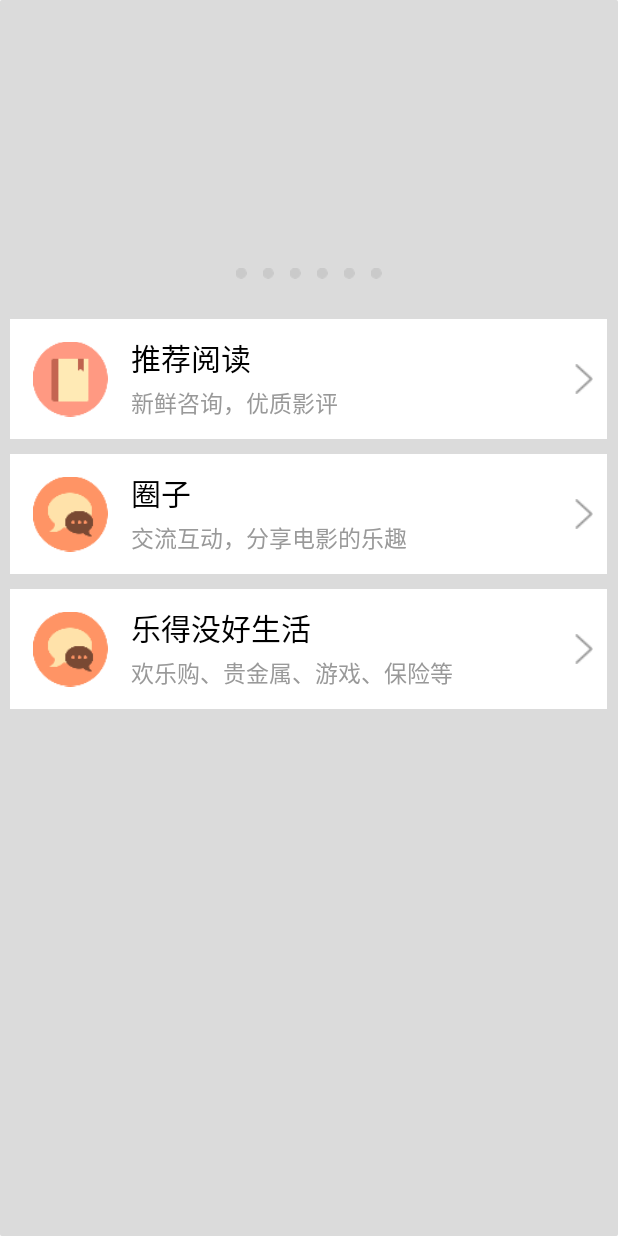
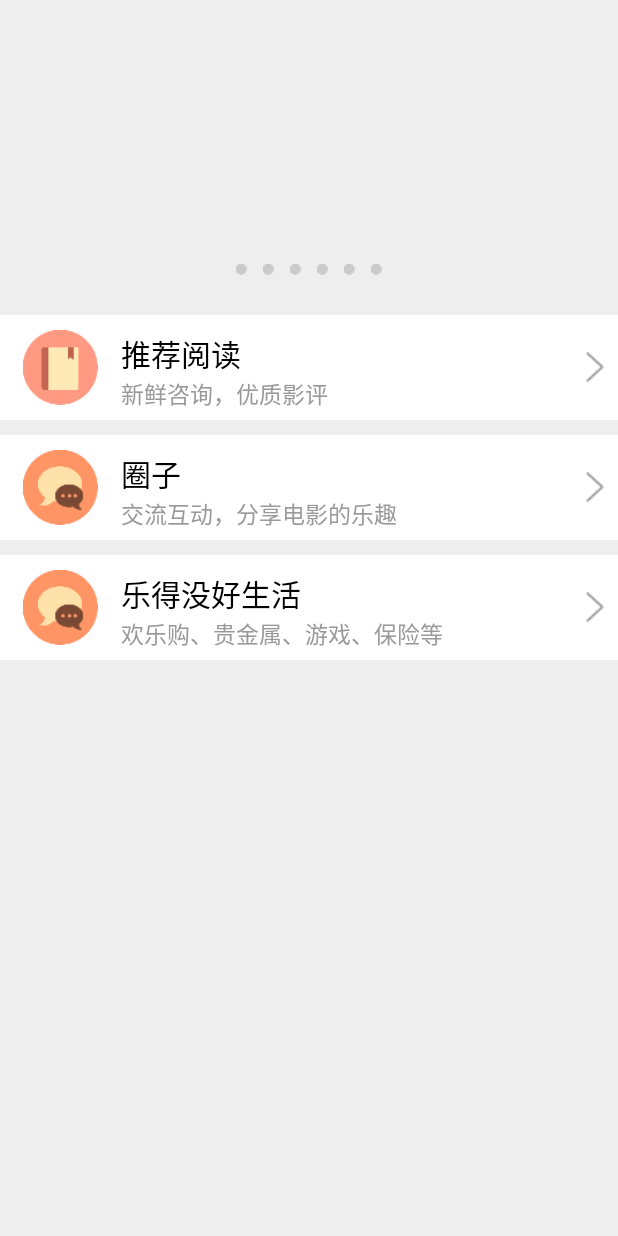
Before and after one commit to APL1624/APLTickets, an Android app: the layout fragment_home_found.xml on its own in the app's theme, with its tools: preview values and no code run, on a phone screen of 412 x 824 dp. Run offline under Robolectric (Android 15) with nearby library versions, the phone set to English and light mode, and no system bars.

Commit message:
美化界面

```diff
--- a/app/src/main/res/layout/fragment_home_found.xml
+++ b/app/src/main/res/layout/fragment_home_found.xml
@@ -2,204 +2,204 @@
 <RelativeLayout xmlns:android="http://schemas.android.com/apk/res/android"
     android:layout_width="match_parent"
     android:layout_height="match_parent"
-    android:background="@mipmap/bg_rounded_rectangle"
-    >
+    android:background="@color/color_gray_e">
 
     <android.support.v4.view.ViewPager
         android:id="@+id/home_found_viewPager"
         android:layout_width="match_parent"
-        android:layout_height="200dp"/>
+        android:layout_height="200dp" />
 
     <RadioGroup
         android:id="@+id/home_found_radioGroup"
         android:layout_width="100dp"
         android:layout_height="20dp"
-        android:orientation="horizontal"
+        android:layout_centerHorizontal="true"
+        android:layout_marginTop="170dp"
         android:gravity="center"
-        android:layout_marginTop="170dp"
-        android:layout_centerHorizontal="true">
+        android:orientation="horizontal">
 
         <RadioButton
             android:layout_width="7dp"
             android:layout_height="7dp"
-            android:button="@null"
-            android:background="@drawable/found_viewpager_selector"
             android:layout_marginLeft="5dp"
             android:layout_marginRight="5dp"
-            />
+            android:background="@drawable/found_viewpager_selector"
+            android:button="@null" />
+
         <RadioButton
             android:layout_width="7dp"
             android:layout_height="7dp"
-            android:button="@null"
-            android:background="@drawable/found_viewpager_selector"
             android:layout_marginLeft="5dp"
             android:layout_marginRight="5dp"
-            />
+            android:background="@drawable/found_viewpager_selector"
+            android:button="@null" />
+
         <RadioButton
             android:layout_width="7dp"
             android:layout_height="7dp"
-            android:button="@null"
-            android:background="@drawable/found_viewpager_selector"
             android:layout_marginLeft="5dp"
             android:layout_marginRight="5dp"
-            />
+            android:background="@drawable/found_viewpager_selector"
+            android:button="@null" />
+
         <RadioButton
             android:layout_width="7dp"
             android:layout_height="7dp"
-            android:button="@null"
-            android:background="@drawable/found_viewpager_selector"
             android:layout_marginLeft="5dp"
             android:layout_marginRight="5dp"
-            />
+            android:background="@drawable/found_viewpager_selector"
+            android:button="@null" />
+
         <RadioButton
             android:layout_width="7dp"
             android:layout_height="7dp"
-            android:button="@null"
-            android:background="@drawable/found_viewpager_selector"
             android:layout_marginLeft="5dp"
             android:layout_marginRight="5dp"
-            />
+            android:background="@drawable/found_viewpager_selector"
+            android:button="@null" />
+
         <RadioButton
             android:layout_width="7dp"
             android:layout_height="7dp"
-            android:button="@null"
-            android:background="@drawable/found_viewpager_selector"
             android:layout_marginLeft="5dp"
             android:layout_marginRight="5dp"
-            />
+            android:background="@drawable/found_viewpager_selector"
+            android:button="@null" />
 
     </RadioGroup>
 
     <RelativeLayout
         android:id="@+id/home_found_read"
         android:layout_width="match_parent"
-        android:layout_height="80dp"
+        android:layout_height="70dp"
+        android:layout_below="@id/home_found_viewPager"
+        android:layout_marginTop="10dp"
         android:background="@color/color_white"
-        android:padding="5dp"
-        android:layout_marginTop="10dp"
-        android:layout_below="@id/home_found_viewPager">
+        android:padding="5dp">
 
         <ImageView
             android:layout_width="50dp"
             android:layout_height="match_parent"
-            android:src="@mipmap/recommendarticle"
+            android:layout_centerVertical="true"
             android:layout_marginLeft="10dp"
-            android:layout_centerVertical="true"
-            />
+            android:src="@mipmap/recommendarticle" />
+
         <TextView
             android:layout_width="100dp"
             android:layout_height="30dp"
+            android:layout_marginLeft="75dp"
+            android:layout_marginTop="5dp"
+            android:gravity="center_vertical"
             android:text="推荐阅读"
             android:textColor="@color/color_black"
-            android:textSize="20sp"
-            android:gravity="center_vertical"
-            android:layout_marginLeft="75dp"
-            android:layout_marginTop="5dp"/>
+            android:textSize="20sp" />
+
         <TextView
             android:layout_width="200dp"
             android:layout_height="30dp"
+            android:layout_marginLeft="75dp"
+            android:layout_marginTop="35dp"
+            android:gravity="center_vertical"
             android:text="新鲜咨询，优质影评"
             android:textColor="#999999"
-            android:textSize="15sp"
-            android:gravity="center_vertical"
-            android:layout_marginLeft="75dp"
-            android:layout_marginTop="35dp"/>
+            android:textSize="15sp" />
 
         <ImageView
             android:layout_width="20dp"
             android:layout_height="20dp"
             android:layout_alignParentRight="true"
-            android:src="@mipmap/arrow_to_right"
             android:layout_centerVertical="true"
-            />
+            android:src="@mipmap/arrow_to_right" />
 
     </RelativeLayout>
+
     <RelativeLayout
         android:id="@+id/home_found_circle"
         android:layout_width="match_parent"
-        android:layout_height="80dp"
+        android:layout_height="70dp"
+        android:layout_below="@id/home_found_read"
+        android:layout_marginTop="10dp"
         android:background="@color/color_white"
-        android:padding="5dp"
-        android:layout_marginTop="10dp"
-        android:layout_below="@id/home_found_read">
+        android:padding="5dp">
 
         <ImageView
             android:layout_width="50dp"
             android:layout_height="match_parent"
-            android:src="@mipmap/circle"
+            android:layout_centerVertical="true"
             android:layout_marginLeft="10dp"
-            android:layout_centerVertical="true"
-            />
+            android:src="@mipmap/circle" />
+
         <TextView
             android:layout_width="100dp"
             android:layout_height="30dp"
+            android:layout_marginLeft="75dp"
+            android:layout_marginTop="5dp"
+            android:gravity="center_vertical"
             android:text="圈子"
             android:textColor="@color/color_black"
-            android:textSize="20sp"
-            android:gravity="center_vertical"
-            android:layout_marginLeft="75dp"
-            android:layout_marginTop="5dp"/>
+            android:textSize="20sp" />
+
         <TextView
             android:layout_width="280dp"
             android:layout_height="30dp"
+            android:layout_marginLeft="75dp"
+            android:layout_marginTop="35dp"
+            android:gravity="center_vertical"
             android:text="交流互动，分享电影的乐趣"
             android:textColor="#999999"
-            android:textSize="15sp"
-            android:gravity="center_vertical"
-            android:layout_marginLeft="75dp"
-            android:layout_marginTop="35dp"/>
+            android:textSize="15sp" />
 
         <ImageView
             android:layout_width="20dp"
             android:layout_height="20dp"
             android:layout_alignParentRight="true"
-            android:src="@mipmap/arrow_to_right"
             android:layout_centerVertical="true"
-            />
+            android:src="@mipmap/arrow_to_right" />
 
     </RelativeLayout>
+
     <RelativeLayout
         android:id="@+id/home_found_lift"
         android:layout_width="match_parent"
-        android:layout_height="80dp"
+        android:layout_height="70dp"
+        android:layout_below="@id/home_found_circle"
+        android:layout_marginTop="10dp"
         android:background="@color/color_white"
-        android:padding="5dp"
-        android:layout_marginTop="10dp"
-        android:layout_below="@id/home_found_circle">
+        android:padding="5dp">
 
         <ImageView
             android:layout_width="50dp"
             android:layout_height="match_parent"
-            android:src="@mipmap/circle"
+            android:layout_centerVertical="true"
             android:layout_marginLeft="10dp"
-            android:layout_centerVertical="true"
-            />
+            android:src="@mipmap/circle" />
+
         <TextView
             android:layout_width="200dp"
             android:layout_height="30dp"
+            android:layout_marginLeft="75dp"
+            android:layout_marginTop="5dp"
+            android:gravity="center_vertical"
             android:text="乐得没好生活"
             android:textColor="@color/color_black"
-            android:textSize="20sp"
-            android:gravity="center_vertical"
-            android:layout_marginLeft="75dp"
-            android:layout_marginTop="5dp"/>
+            android:textSize="20sp" />
+
         <TextView
             android:layout_width="280dp"
             android:layout_height="30dp"
+            android:layout_marginLeft="75dp"
+            android:layout_marginTop="35dp"
+            android:gravity="center_vertical"
             android:text="欢乐购、贵金属、游戏、保险等"
             android:textColor="#999999"
-            android:textSize="15sp"
-            android:gravity="center_vertical"
-            android:layout_marginLeft="75dp"
-            android:layout_marginTop="35dp"/>
+            android:textSize="15sp" />
 
         <ImageView
             android:layout_width="20dp"
             android:layout_height="20dp"
             android:layout_alignParentRight="true"
-            android:src="@mipmap/arrow_to_right"
             android:layout_centerVertical="true"
-            />
+            android:src="@mipmap/arrow_to_right" />
 
     </RelativeLayout>
 
--- a/app/src/main/res/layout/fragment_home_movie_preview_head.xml
+++ b/app/src/main/res/layout/fragment_home_movie_preview_head.xml
@@ -10,7 +10,7 @@
         android:layout_width="match_parent"
         android:layout_height="30dp"
         android:text="最受关注电影"
-        android:background="@color/color_gray_9"
+        android:background="@color/color_gray_e"
         android:gravity="center_vertical"
         android:paddingLeft="5dp"/>
 
--- a/app/src/main/res/layout/fragment_movie_preview_item.xml
+++ b/app/src/main/res/layout/fragment_movie_preview_item.xml
@@ -10,7 +10,8 @@
         android:layout_width="match_parent"
         android:layout_height="130dp"
         android:paddingLeft="10dp"
-        android:paddingRight="10dp">
+        android:paddingRight="10dp"
+        android:background="@color/color_white">
         <ImageView
             android:id="@+id/pre_item_image"
             android:layout_width="80dp"
@@ -26,6 +27,7 @@
             android:gravity="center_vertical"
             android:layout_marginLeft="10dp"
             android:layout_marginRight="15dp"
+            android:layout_marginTop="10dp"
             android:textSize="18sp"
             android:textColor="@color/color_black"
             android:layout_alignTop="@id/hot_item_image"
```
Also changed, not shown: app/src/main/res/layout/fragment_cinema_item.xml (+15 -24 lines), 1 other file.
